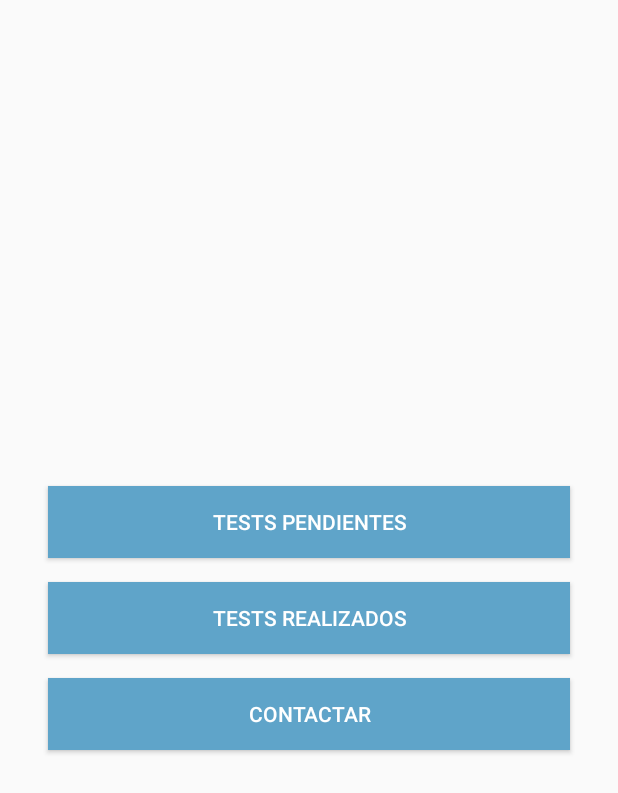
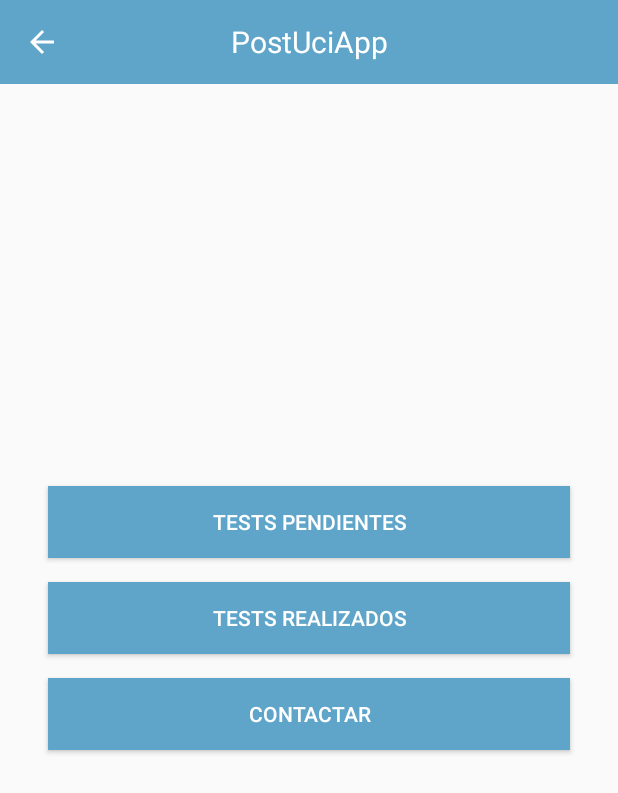
Before and after one commit to pydcoding/PostUciApp, an Android app: the PatientActivity screen opened directly, with no data from a screen before it, on a phone screen of 412 x 824 dp. Shown: the top 793 px of the screen. Run offline under Robolectric (Android 15) with nearby library versions, the phone set to English and light mode, and no system bars.

Commit message:
feat: patient activity now has a proper toolbar

```diff
--- a/app/src/main/java/com/pyd/postuciapp/activity/LoginActivity.java
+++ b/app/src/main/java/com/pyd/postuciapp/activity/LoginActivity.java
@@ -72,15 +72,7 @@ public class LoginActivity extends AppCompatActivity {
         setContentView(R.layout.activity_login);
 
         initButtons();
-
-        Toolbar toolbar = findViewById(R.id.toolbar);
-        toolbar.setTitle(getResources().getString(R.string.app_name));
-        setSupportActionBar(toolbar);
-        if (getSupportActionBar() != null) {
-            getSupportActionBar().setDisplayShowTitleEnabled(false);
-            getSupportActionBar().setDisplayHomeAsUpEnabled(true);
-            getSupportActionBar().setDisplayShowHomeEnabled(true);
-        }
+        initToolbar();
     }
 
     @Override
@@ -113,6 +105,20 @@ public class LoginActivity extends AppCompatActivity {
                 mAlertDialog.show();
             }
         });
+    }
+
+    /**
+     * Inicializa la toolbar.
+     */
+    private void initToolbar() {
+        Toolbar toolbar = findViewById(R.id.toolbar);
+        toolbar.setTitle(getResources().getString(R.string.app_name));
+        setSupportActionBar(toolbar);
+        if (getSupportActionBar() != null) {
+            getSupportActionBar().setDisplayShowTitleEnabled(false);
+            getSupportActionBar().setDisplayHomeAsUpEnabled(true);
+            getSupportActionBar().setDisplayShowHomeEnabled(true);
+        }
     }
 
     /**
--- a/app/src/main/java/com/pyd/postuciapp/activity/PatientActivity.java
+++ b/app/src/main/java/com/pyd/postuciapp/activity/PatientActivity.java
@@ -6,6 +6,7 @@ import android.view.View;
 
 import androidx.annotation.Nullable;
 import androidx.appcompat.app.AppCompatActivity;
+import androidx.appcompat.widget.Toolbar;
 
 import com.pyd.postuciapp.R;
 
@@ -17,6 +18,8 @@ public class PatientActivity extends AppCompatActivity {
 
         setContentView(R.layout.activity_patient);
 
+        initToolbar();
+
         findViewById(R.id.patient_pending_tests_button).setOnClickListener(new View.OnClickListener() {
             @Override
             public void onClick(View v) {
@@ -25,4 +28,18 @@ public class PatientActivity extends AppCompatActivity {
             }
         });
     }
+
+    /**
+     * Inicializa la toolbar.
+     */
+    private void initToolbar() {
+        Toolbar toolbar = findViewById(R.id.toolbar);
+        toolbar.setTitle(getResources().getString(R.string.app_name));
+        setSupportActionBar(toolbar);
+        if (getSupportActionBar() != null) {
+            getSupportActionBar().setDisplayShowTitleEnabled(false);
+            getSupportActionBar().setDisplayHomeAsUpEnabled(true);
+            getSupportActionBar().setDisplayShowHomeEnabled(true);
+        }
+    }
 }
--- a/app/src/main/res/layout/activity_patient.xml
+++ b/app/src/main/res/layout/activity_patient.xml
@@ -1,11 +1,18 @@
 <?xml version="1.0" encoding="utf-8"?>
-<LinearLayout xmlns:android="http://schemas.android.com/apk/res/android"
+<RelativeLayout xmlns:android="http://schemas.android.com/apk/res/android"
     xmlns:tools="http://schemas.android.com/tools"
-    tools:context=".activity.PatientActivity"
+    android:layout_width="match_parent"
+    android:layout_height="match_parent"
+    tools:context=".activity.PatientActivity">
+
+    <include layout="@layout/toolbar"
+        android:id="@+id/toolbar"/>
+
+    <LinearLayout
+        android:layout_width="match_parent"
+        android:layout_height="match_parent"
         android:orientation="vertical"
-    android:gravity="center"
-    android:layout_width="match_parent"
-    android:layout_height="match_parent">
+        android:gravity="center">
 
         <androidx.appcompat.widget.AppCompatButton
             android:id="@+id/patient_pending_tests_button"
@@ -40,3 +47,5 @@
             android:background="@color/colorAccent"/>
 
     </LinearLayout>
+
+</RelativeLayout>
```
Lines whose indentation alone changed are shown as unchanged.
